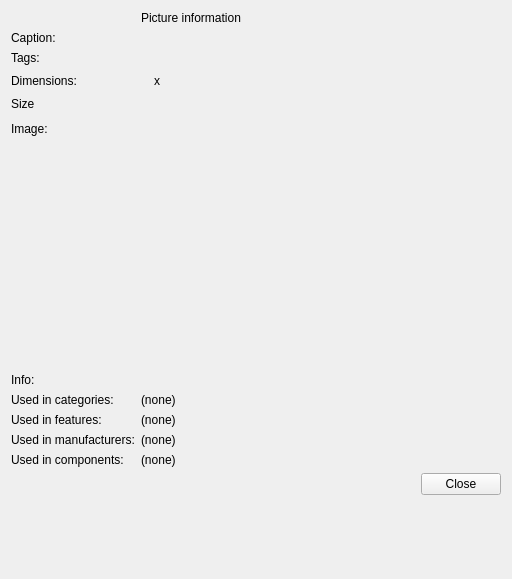
The window that client/uiforms/picture_info.ui (Wolframe/configurator) describes before a commit, drawn with Qt 5.
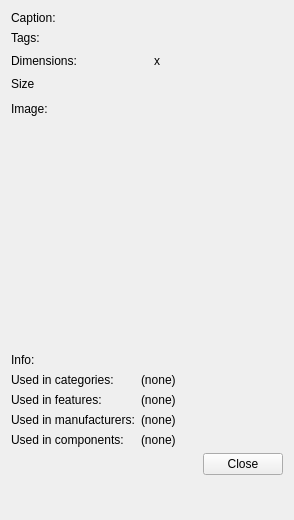
The same window after the commit. Icons and pictures are not drawn.

Diff of the .ui file:
```diff
--- a/client/uiforms/picture_info.ui
+++ b/client/uiforms/picture_info.ui
@@ -9,8 +9,8 @@
    <rect>
     <x>0</x>
     <y>0</y>
-    <width>512</width>
-    <height>579</height>
+    <width>294</width>
+    <height>520</height>
    </rect>
   </property>
   <property name="windowTitle">
@@ -27,51 +27,41 @@
     <enum>QFormLayout::AllNonFixedFieldsGrow</enum>
    </property>
    <item row="1" column="0">
-    <widget class="QLabel" name="label">
-     <property name="text">
-      <string/>
-     </property>
-     <property name="pixmap">
-      <pixmap resource="../configurator.qrc">:/images/picture.png</pixmap>
-     </property>
-    </widget>
-   </item>
-   <item row="2" column="0">
     <widget class="QLabel" name="label_description">
      <property name="text">
       <string>Caption:</string>
      </property>
     </widget>
    </item>
-   <item row="2" column="1">
+   <item row="1" column="1">
     <widget class="QLabel" name="caption">
      <property name="text">
       <string/>
      </property>
     </widget>
    </item>
-   <item row="4" column="0">
+   <item row="3" column="0">
     <widget class="QLabel" name="tabel_tags">
      <property name="text">
       <string>Tags:</string>
      </property>
     </widget>
    </item>
-   <item row="4" column="1">
+   <item row="3" column="1">
     <widget class="QLabel" name="tags">
      <property name="text">
       <string/>
      </property>
     </widget>
    </item>
-   <item row="5" column="0">
+   <item row="4" column="0">
     <widget class="QLabel" name="label_dimensions">
      <property name="text">
       <string>Dimensions:</string>
      </property>
     </widget>
    </item>
-   <item row="5" column="1">
+   <item row="4" column="1">
     <layout class="QHBoxLayout" name="horizontalLayout_2">
      <item>
       <layout class="QHBoxLayout" name="horizontalLayout_4">
@@ -113,28 +103,28 @@
      </item>
     </layout>
    </item>
-   <item row="7" column="0">
+   <item row="6" column="0">
     <widget class="QLabel" name="label_size">
      <property name="text">
       <string>Size</string>
      </property>
     </widget>
    </item>
-   <item row="7" column="1">
+   <item row="6" column="1">
     <widget class="QLabel" name="size">
      <property name="text">
       <string/>
      </property>
     </widget>
    </item>
-   <item row="8" column="0">
+   <item row="7" column="0">
     <widget class="QLabel" name="label_image">
      <property name="text">
       <string>Image:</string>
      </property>
     </widget>
    </item>
-   <item row="8" column="1">
+   <item row="7" column="1">
     <widget class="QLabel" name="image">
      <property name="sizePolicy">
       <sizepolicy hsizetype="Expanding" vsizetype="Fixed">
@@ -156,49 +146,77 @@
      </property>
     </widget>
    </item>
-   <item row="9" column="0">
+   <item row="8" column="0">
     <widget class="QLabel" name="label_name">
      <property name="text">
       <string>Info:</string>
      </property>
     </widget>
    </item>
-   <item row="9" column="1">
+   <item row="8" column="1">
     <widget class="QLabel" name="info">
      <property name="text">
       <string/>
      </property>
     </widget>
    </item>
-   <item row="11" column="0">
+   <item row="10" column="0">
     <widget class="QLabel" name="label_used">
      <property name="text">
       <string>Used in categories:</string>
      </property>
     </widget>
    </item>
-   <item row="11" column="1">
+   <item row="10" column="1">
     <widget class="QLabel" name="used_categories">
      <property name="text">
       <string>(none)</string>
      </property>
     </widget>
    </item>
-   <item row="13" column="0">
+   <item row="12" column="0">
     <widget class="QLabel" name="label_used_in_featuers">
      <property name="text">
       <string>Used in features:</string>
      </property>
     </widget>
    </item>
-   <item row="13" column="1">
+   <item row="12" column="1">
     <widget class="QLabel" name="used_features">
      <property name="text">
       <string>(none)</string>
      </property>
     </widget>
    </item>
-   <item row="16" column="1">
+   <item row="13" column="0">
+    <widget class="QLabel" name="label_3">
+     <property name="text">
+      <string>Used in manufacturers:</string>
+     </property>
+    </widget>
+   </item>
+   <item row="13" column="1">
+    <widget class="QLabel" name="used_manufacturers">
+     <property name="text">
+      <string>(none)</string>
+     </property>
+    </widget>
+   </item>
+   <item row="14" column="0">
+    <widget class="QLabel" name="label_6">
+     <property name="text">
+      <string>Used in components:</string>
+     </property>
+    </widget>
+   </item>
+   <item row="14" column="1">
+    <widget class="QLabel" name="used_components">
+     <property name="text">
+      <string>(none)</string>
+     </property>
+    </widget>
+   </item>
+   <item row="15" column="1">
     <layout class="QHBoxLayout" name="horizontalLayout">
      <item>
       <spacer name="horizontalSpacer">
@@ -225,41 +243,6 @@
      </item>
     </layout>
    </item>
-   <item row="1" column="1">
-    <widget class="QLabel" name="label_2">
-     <property name="text">
-      <string>Picture information</string>
-     </property>
-    </widget>
-   </item>
-   <item row="14" column="1">
-    <widget class="QLabel" name="used_manufacturers">
-     <property name="text">
-      <string>(none)</string>
-     </property>
-    </widget>
-   </item>
-   <item row="14" column="0">
-    <widget class="QLabel" name="label_3">
-     <property name="text">
-      <string>Used in manufacturers:</string>
-     </property>
-    </widget>
-   </item>
-   <item row="15" column="1">
-    <widget class="QLabel" name="used_components">
-     <property name="text">
-      <string>(none)</string>
-     </property>
-    </widget>
-   </item>
-   <item row="15" column="0">
-    <widget class="QLabel" name="label_6">
-     <property name="text">
-      <string>Used in components:</string>
-     </property>
-    </widget>
-   </item>
   </layout>
  </widget>
  <tabstops>
```
Left out of the diff: 4 changed lines with no effect on the pictures.
